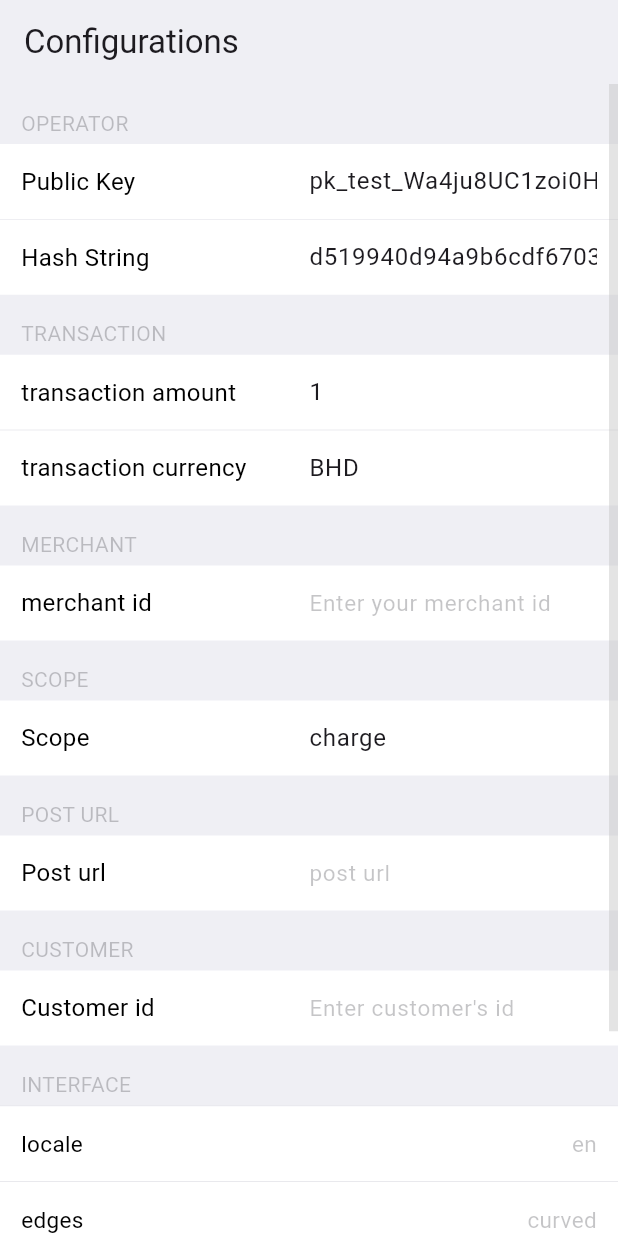
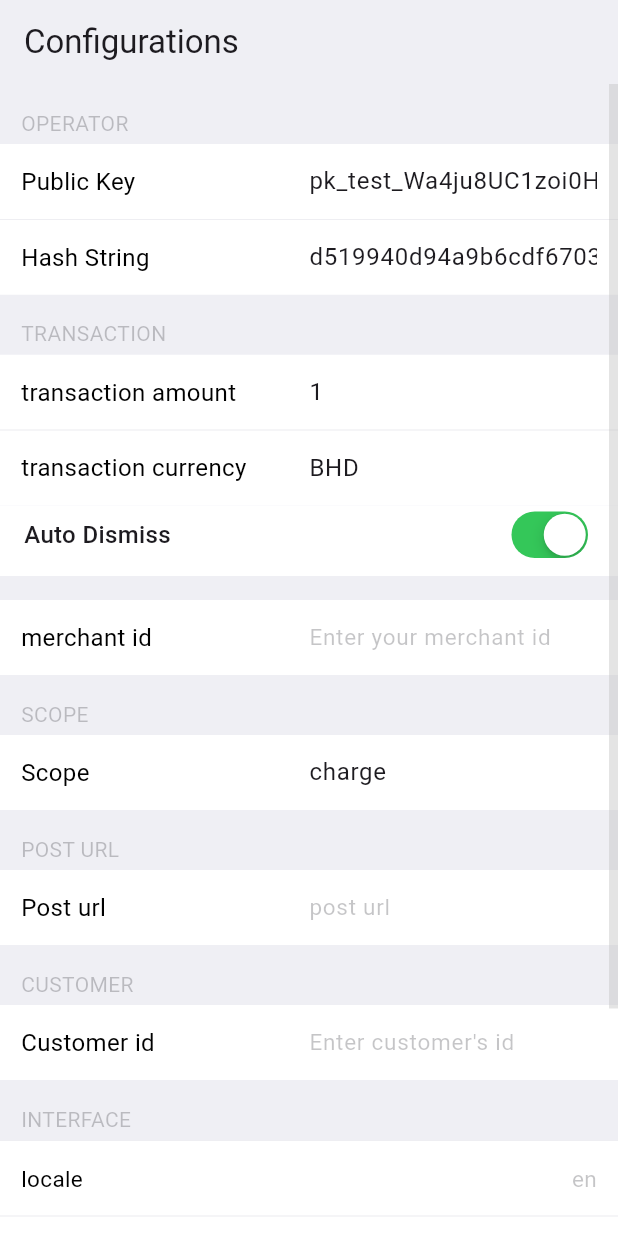
Before and after one commit to Tap-Payments/BenefitPay-Flutter, a Flutter app: the screen it shows after launch, on a phone screen of 412 x 824 dp. Run offline on Flutter 3.47's test engine with Material 3 defaults, Android fonts, the phone set to English and light mode, and no system bars; our stand-ins replace plugin_platform_interface.

Commit message:
Adds auto-dismiss functionality
Implements auto-dismiss functionality to the BenefitPay transaction request.

This enhancement provides better control over the user experience by
automatically dismissing the transaction view.

Also, updates BenefitPay Android and iOS dependencies and bumps the version.

```diff
--- a/example/lib/src/config_settings_screen.dart
+++ b/example/lib/src/config_settings_screen.dart
@@ -56,6 +56,7 @@ class _ConfigSettingsScreenState extends State<ConfigSettingsScreen> {
   /// List & Variable Declaration
   String selectedEdgesValue = "curved";
   List<String> edgesList = ["curved", "flat"];
+  bool autoDismissValue = true;
 
   // This shows a CupertinoModalPopup which hosts a CupertinoActionSheet.
   void _showSingleValueSelectionActionSheet({
@@ -178,9 +179,33 @@ class _ConfigSettingsScreenState extends State<ConfigSettingsScreen> {
               fieldName: 'transaction currency',
               controller: transactionCurrencyController,
             ),
+            Container(
+              color: Colors.white,
+              child: Padding(
+                padding: const EdgeInsets.fromLTRB(16, 0, 16, 8),
+                child: Row(
+                  mainAxisAlignment: MainAxisAlignment.spaceBetween,
+                  children: [
+                    const Text(
+                      'Auto Dismiss',
+                      style: TextStyle(
+                        fontSize: 16,
+                        fontWeight: FontWeight.w500,
+                      ),
+                    ),
+                    CupertinoSwitch(
+                      value: autoDismissValue,
+                      onChanged: (bool value) {
+                        setState(() {
+                          autoDismissValue = value;
+                        });
+                      },
+                    ),
+                  ],
+                ),
+              ),
+            ),
             gapH16,
-            const LabelTextWidget(label: "Merchant"),
-            gapH4,
             CustomInputFieldWidget(
               fieldName: 'merchant id',
               controller: merchantIdController,
@@ -280,6 +305,7 @@ class _ConfigSettingsScreenState extends State<ConfigSettingsScreen> {
                           "transaction": {
                             "amount": transactionAmountController.text,
                             "currency": transactionCurrencyController.text,
+                            "autoDismiss": true
                           },
                           "operator": {
                             "hashString": hashStringController.text,
--- a/pubspec.yaml
+++ b/pubspec.yaml
@@ -1,6 +1,6 @@
 name: benefit_pay_flutter
 description: Benefit Pay Flutter, Powered by Tap Payments.
-version: 1.0.1
+version: 1.0.2
 homepage: https://github.com/Tap-Payments/BenefitPay-Flutter
 
 environment:
```
Also changed, not shown: 3 other files.
